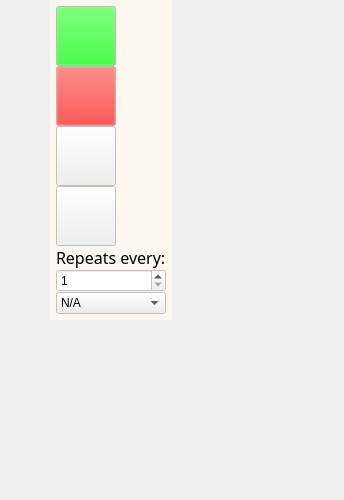
Qt form src/taskbar.ui (roastduck/calendar) before a commit.
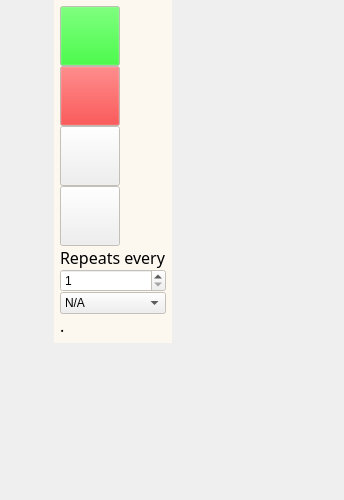
The same form after that commit. Icons and pictures are not drawn.

Diff of the .ui file:
```diff
--- a/src/taskbar.ui
+++ b/src/taskbar.ui
@@ -449,7 +449,7 @@
               </font>
              </property>
              <property name="text">
-              <string>Repeats every:</string>
+              <string>Repeats every</string>
              </property>
             </widget>
            </item>
@@ -484,6 +484,21 @@
              </item>
             </widget>
            </item>
+           <item>
+            <widget class="QLabel" name="label_2">
+             <property name="font">
+              <font>
+               <family>SimSun-ExtB</family>
+               <pointsize>12</pointsize>
+               <weight>50</weight>
+               <bold>false</bold>
+              </font>
+             </property>
+             <property name="text">
+              <string>.</string>
+             </property>
+            </widget>
+           </item>
           </layout>
          </widget>
         </item>
```
